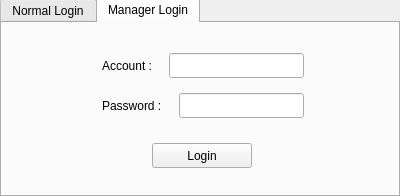
First picture: the form in loginwindow.ui, repository NGzzSupud/SchoolSport, before the edit.
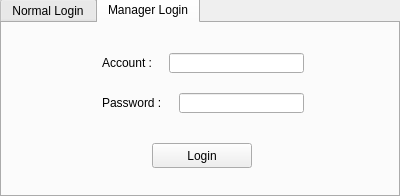
Second picture: the form after the edit. The open tabs and pages were chosen to show the change.

Patch:
```diff
--- a/loginwindow.ui
+++ b/loginwindow.ui
@@ -112,7 +112,7 @@
        <x>100</x>
        <y>30</y>
        <width>65</width>
-       <height>25</height>
+       <height>20</height>
       </rect>
      </property>
      <property name="text">
@@ -125,7 +125,7 @@
        <x>167</x>
        <y>30</y>
        <width>135</width>
-       <height>25</height>
+       <height>20</height>
       </rect>
      </property>
     </widget>
@@ -135,7 +135,7 @@
        <x>177</x>
        <y>70</y>
        <width>125</width>
-       <height>25</height>
+       <height>20</height>
       </rect>
      </property>
     </widget>
@@ -145,7 +145,7 @@
        <x>100</x>
        <y>70</y>
        <width>75</width>
-       <height>25</height>
+       <height>20</height>
       </rect>
      </property>
      <property name="text">
```
Left out of the diff: 14 changed lines with no effect on the pictures.
